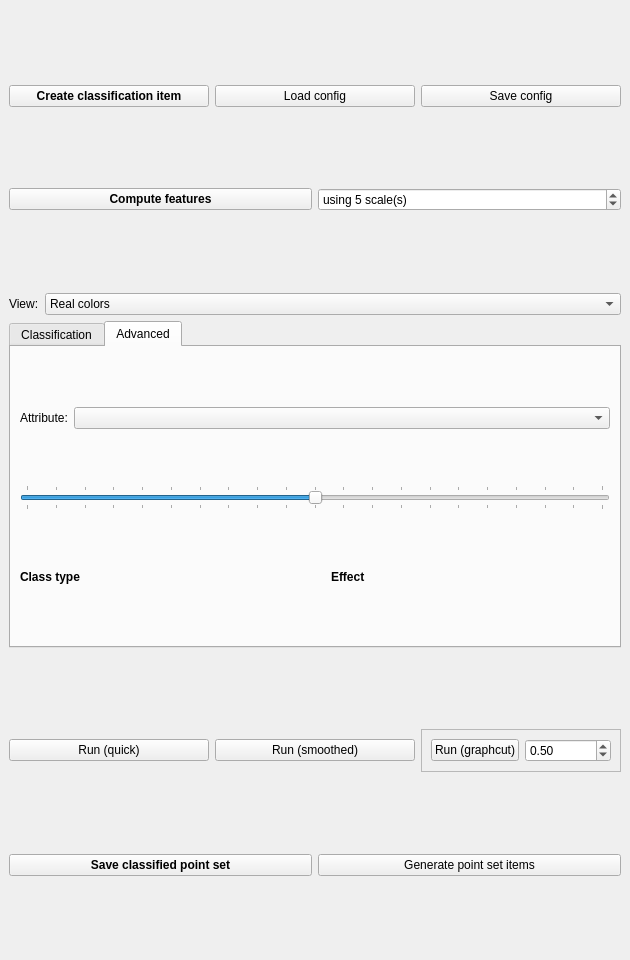
Above: Polyhedron/demo/Polyhedron/Plugins/Point_set/Point_set_classification_widget.ui from CGAL/cgal before the change. Below: the same form after it.
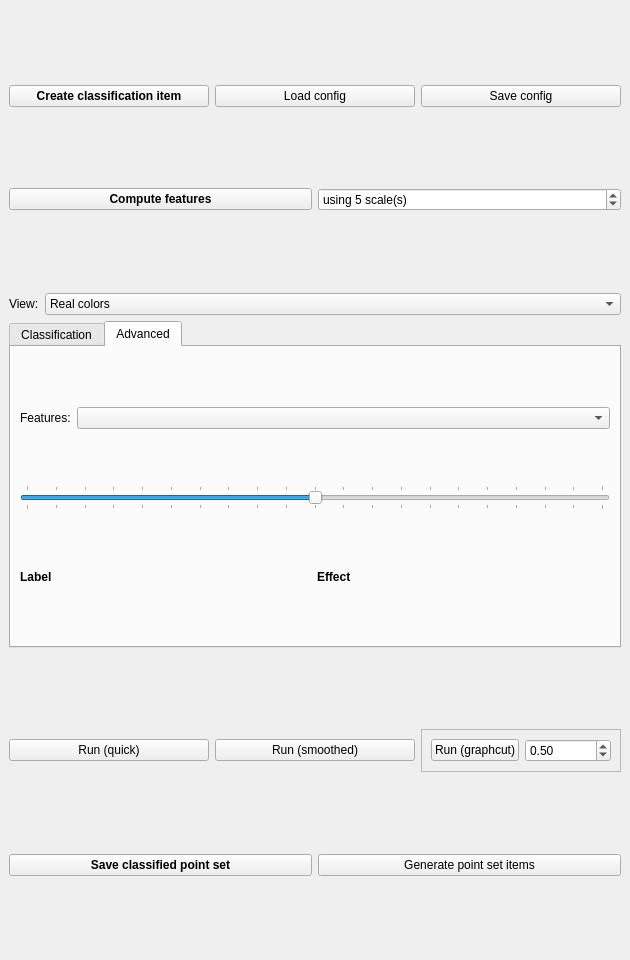
That is the form after the change. The open tabs and pages were chosen to show the change.

Patch:
```diff
--- a/Polyhedron/demo/Polyhedron/Plugins/Point_set/Point_set_classification_widget.ui
+++ b/Polyhedron/demo/Polyhedron/Plugins/Point_set/Point_set_classification_widget.ui
@@ -434,7 +434,7 @@
              </sizepolicy>
             </property>
             <property name="text">
-             <string>Attribute:</string>
+             <string>Features:</string>
             </property>
            </widget>
           </item>
@@ -531,7 +531,7 @@
              </font>
             </property>
             <property name="text">
-             <string>Class type</string>
+             <string>Label</string>
             </property>
            </widget>
           </item>
```
Left out of the diff: 8 changed lines with no effect on the pictures.
